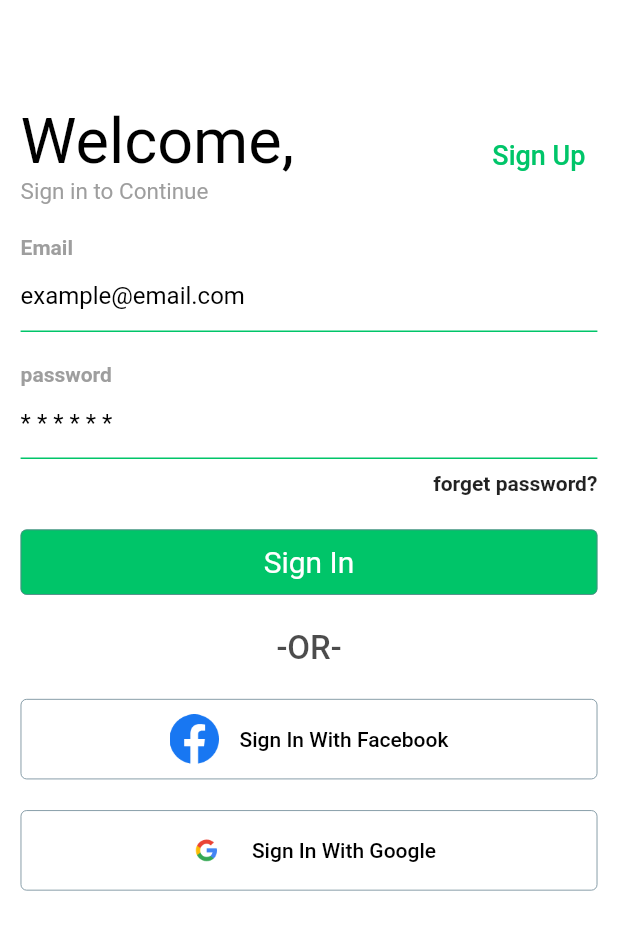
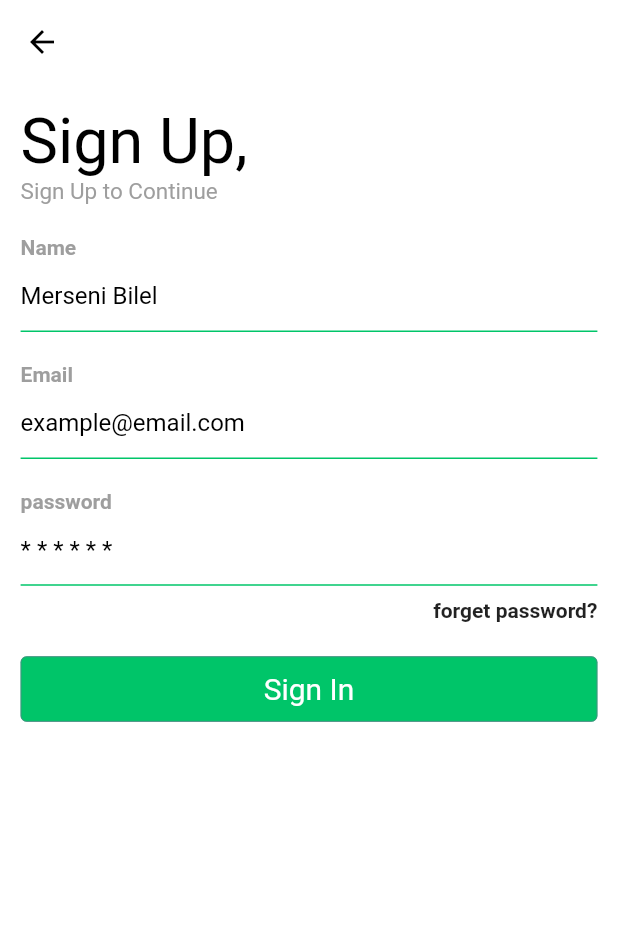
Before and after one commit to MerseniBilel/GetxEcom, a Flutter app: the AuthView screen opened by its route, after a tap on "Sign Up", on a phone screen of 412 x 824 dp. Shown: the top 930 px of the screen. Run offline on Flutter 3.47's test engine with Material 2 defaults, Android fonts, the phone set to English and light mode, and no system bars; our stand-ins replace get.

Commit message:
login done! working on register

```diff
--- a/lib/app/modules/auth/bindings/auth_binding.dart
+++ b/lib/app/modules/auth/bindings/auth_binding.dart
@@ -1,10 +1,15 @@
 import 'package:get/get.dart';
+
+import 'package:getxecomerce/app/modules/auth/controllers/register_controller.dart';
 
 import '../controllers/auth_controller.dart';
 
 class AuthBinding extends Bindings {
   @override
   void dependencies() {
+    Get.lazyPut<RegisterController>(
+      () => RegisterController(),
+    );
     Get.lazyPut<AuthController>(
       () => AuthController(),
     );
--- a/lib/app/modules/auth/controllers/auth_controller.dart
+++ b/lib/app/modules/auth/controllers/auth_controller.dart
@@ -3,15 +3,9 @@ import 'package:get/get.dart';
 
 class AuthController extends GetxController {
   final GlobalKey<FormState> formkey = GlobalKey<FormState>();
-  final emailController = TextEditingController();
-  final passwordConroller = TextEditingController();
-
-  @override
-  void onClose() {
-    emailController.dispose();
-    passwordConroller.dispose();
-    super.onClose();
-  }
+  String? email;
+  String? password;
+  String? name;
 
   String? emailValidator(String? value) {
     if (!GetUtils.isEmail(value!)) {
@@ -24,12 +18,15 @@ class AuthController extends GetxController {
     if (!GetUtils.isLengthBetween(value, 6, 10)) {
       return "Password must be between 6 and 10";
     }
+
     return null;
   }
 
   void login() {
     if (formkey.currentState!.validate()) {
-      print("clicked");
+      formkey.currentState!.save();
+      print(email);
+      print(password);
     }
   }
 }
--- /dev/null
+++ b/lib/app/modules/auth/controllers/register_controller.dart
@@ -0,0 +1,15 @@
+import 'package:flutter/widgets.dart';
+import 'package:get/get.dart';
+
+class RegisterController extends GetxController {
+  String? name;
+  String? email;
+  String? password;
+  final GlobalKey<FormState> formkey = GlobalKey<FormState>();
+
+  //validate name
+  //validate email
+  //validate password
+  //login
+
+}
--- a/lib/app/modules/auth/views/auth_view.dart
+++ b/lib/app/modules/auth/views/auth_view.dart
@@ -1,6 +1,7 @@
 import 'package:flutter/material.dart';
 import 'package:get/get.dart';
 import 'package:getxecomerce/app/modules/auth/views/widgets/form_field.dart';
+import 'package:getxecomerce/app/routes/app_pages.dart';
 import '../controllers/auth_controller.dart';
 
 class AuthView extends GetView<AuthController> {
@@ -26,22 +27,24 @@ class AuthView extends GetView<AuthController> {
                   children: [
                     FormTextField(
                       validator: (value) {
-                        controller.emailValidator(value);
+                        return controller.emailValidator(value);
                       },
-                      controller: controller.emailController,
                       textLabel: "Email",
                       texthint: "example@email.com",
-                      onsaved: () {},
+                      onsaved: (value) {
+                        controller.email = value;
+                      },
                     ),
                     defaultSizeBox(),
                     FormTextField(
-                      controller: controller.passwordConroller,
                       validator: (value) {
-                        controller.passwordValidator(value);
+                        return controller.passwordValidator(value);
                       },
                       textLabel: "password",
                       texthint: "* * * * * *",
-                      onsaved: () {},
+                      onsaved: (value) {
+                        controller.password = value;
+                      },
                     ),
                     Container(
                       padding: EdgeInsets.only(top: Get.height * .1 / 10),
@@ -70,7 +73,8 @@ class AuthView extends GetView<AuthController> {
                                   fontSize: 20, fontWeight: FontWeight.w400),
                             ),
                           ],
-                          )),
+                        ),
+                      ),
                     ),
                   ],
                 ),
@@ -171,7 +175,9 @@ class AuthView extends GetView<AuthController> {
           ],
         ),
         TextButton(
-          onPressed: () {},
+          onPressed: () {
+            Get.toNamed(Routes.REGISTER);
+          },
           child: Text(
             "Sign Up",
             style: TextStyle(
--- /dev/null
+++ b/lib/app/modules/auth/views/register_view.dart
@@ -0,0 +1,114 @@
+import 'package:get/get.dart';
+
+import 'package:flutter/material.dart';
+import 'package:getxecomerce/app/modules/auth/controllers/register_controller.dart';
+import 'package:getxecomerce/app/modules/auth/views/widgets/form_field.dart';
+
+class RegisterView extends GetView<RegisterController> {
+  const RegisterView({Key? key}) : super(key: key);
+
+  @override
+  Widget build(BuildContext context) {
+    return Scaffold(
+      appBar: AppBar(),
+      body: Container(
+        padding: EdgeInsets.all(Get.width * .1 / 3),
+        child: SingleChildScrollView(
+          child: Column(
+            crossAxisAlignment: CrossAxisAlignment.start,
+            children: [
+              Text(
+                "Sign Up,",
+                style: Get.theme.textTheme.headline4!.apply(
+                  color: Colors.black,
+                ),
+              ),
+              const Text(
+                "Sign Up to Continue",
+                style: TextStyle(
+                  color: Colors.grey,
+                  fontSize: 15,
+                ),
+              ),
+              defaultSizedBox(),
+              Form(
+                key: controller.formkey,
+                child: Column(
+                  crossAxisAlignment: CrossAxisAlignment.start,
+                  children: [
+                    FormTextField(
+                      validator: (value) {
+                        //
+                      },
+                      textLabel: "Name",
+                      texthint: "Merseni Bilel",
+                      onsaved: (value) {
+                        //
+                      },
+                    ),
+                    defaultSizedBox(),
+                    FormTextField(
+                      validator: (value) {
+                        //
+                      },
+                      textLabel: "Email",
+                      texthint: "example@email.com",
+                      onsaved: (value) {
+                        //
+                      },
+                    ),
+                    defaultSizedBox(),
+                    FormTextField(
+                      validator: (value) {
+                        //
+                      },
+                      textLabel: "password",
+                      texthint: "* * * * * *",
+                      onsaved: (value) {
+                        //
+                      },
+                    ),
+                    Container(
+                      padding: EdgeInsets.only(top: Get.height * .1 / 10),
+                      child: const Text(
+                        "forget password?",
+                        style: TextStyle(fontWeight: FontWeight.bold),
+                      ),
+                      alignment: Alignment.bottomRight,
+                    ),
+                    defaultSizedBox(),
+                    ElevatedButton(
+                      style: ElevatedButton.styleFrom(
+                        primary: Get.theme.primaryColor,
+                      ),
+                      onPressed: () {},
+                      child: Padding(
+                        padding: EdgeInsets.all(Get.width * .1 / 4),
+                        child: Row(
+                          mainAxisAlignment: MainAxisAlignment.center,
+                          children: const [
+                            Text(
+                              "Sign In",
+                              style: TextStyle(
+                                  fontSize: 20, fontWeight: FontWeight.w400),
+                            ),
+                          ],
+                        ),
+                      ),
+                    ),
+                  ],
+                ),
+              ),
+            ],
+          ),
+        ),
+      ),
+    );
+  }
+
+  SizedBox defaultSizedBox() {
+    return SizedBox(
+      height: Get.height * .1 / 4,
+    );
+  }
+}
--- a/lib/app/modules/auth/views/widgets/form_field.dart
+++ b/lib/app/modules/auth/views/widgets/form_field.dart
@@ -2,17 +2,15 @@ import 'package:flutter/material.dart';
 
 class FormTextField extends StatelessWidget {
   final String textLabel;
-  final Function onsaved;
+  final FormFieldSetter<String>? onsaved;
   final String? Function(String?)? validator;
   final String texthint;
-  final TextEditingController controller;
   const FormTextField({
     Key? key,
     required this.textLabel,
     required this.texthint,
     required this.onsaved,
     required this.validator,
-    required this.controller,
   }) : super(key: key);
 
   @override
@@ -26,8 +24,9 @@ class FormTextField extends StatelessWidget {
               const TextStyle(color: Colors.grey, fontWeight: FontWeight.bold),
         ),
         TextFormField(
-          controller: controller,
+          autovalidateMode: AutovalidateMode.onUserInteraction,
           validator: validator,
+          onSaved: onsaved,
           decoration: InputDecoration(hintText: texthint),
         ),
       ],
--- a/lib/app/routes/app_pages.dart
+++ b/lib/app/routes/app_pages.dart
@@ -2,6 +2,7 @@ import 'package:get/get.dart';
 
 import 'package:getxecomerce/app/modules/auth/bindings/auth_binding.dart';
 import 'package:getxecomerce/app/modules/auth/views/auth_view.dart';
+import 'package:getxecomerce/app/modules/auth/views/register_view.dart';
 import 'package:getxecomerce/app/modules/home/bindings/home_binding.dart';
 import 'package:getxecomerce/app/modules/home/views/home_view.dart';
 
@@ -16,12 +17,17 @@ class AppPages {
   static final routes = [
     GetPage(
       name: _Paths.HOME,
-      page: () => HomeView(),
+      page: () => const HomeView(),
       binding: HomeBinding(),
     ),
     GetPage(
       name: _Paths.AUTH,
-      page: () => AuthView(),
+      page: () => const AuthView(),
+      binding: AuthBinding(),
+    ),
+    GetPage(
+      name: Routes.REGISTER,
+      page: () => const RegisterView(),
       binding: AuthBinding(),
     ),
   ];
--- a/lib/app/routes/app_routes.dart
+++ b/lib/app/routes/app_routes.dart
@@ -6,9 +6,11 @@ abstract class Routes {
 
   static const HOME = _Paths.HOME;
   static const AUTH = _Paths.AUTH;
+  static const REGISTER = _Paths.REGISTER;
 }
 
 abstract class _Paths {
   static const HOME = '/home';
   static const AUTH = '/auth';
+  static const REGISTER = '/register';
 }
--- a/lib/app/theme/theme.dart
+++ b/lib/app/theme/theme.dart
@@ -3,6 +3,7 @@ import 'package:flutter/material.dart';
 final ThemeData appThemeData = ThemeData(
     scaffoldBackgroundColor: Colors.white,
     appBarTheme: const AppBarTheme(
+      iconTheme: IconThemeData(color: Colors.black),
       backgroundColor: Colors.white,
       elevation: 0,
     ),
```
Lines whose indentation alone changed are shown as unchanged.
